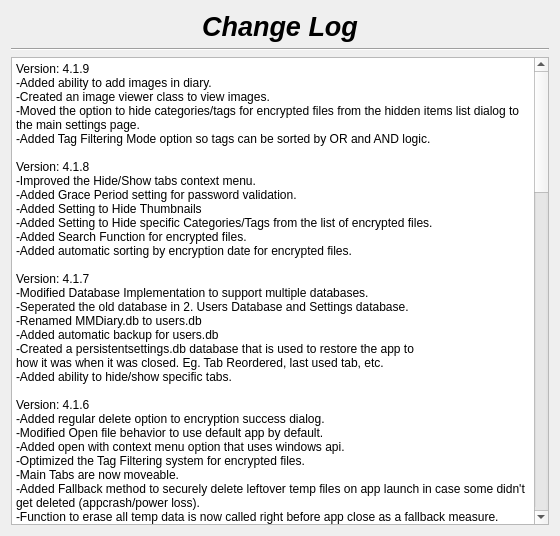
This is changelog.ui in therealMaPMaKeR/MMDiary as Qt 5 draws it before an edit. The edited form follows.
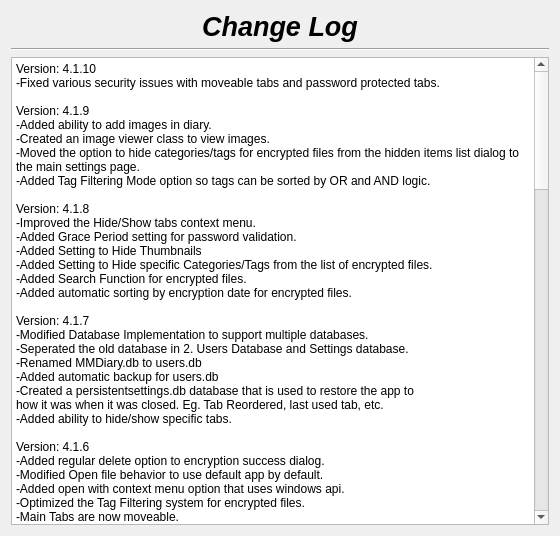
This is the edited form.

Commit message: password protected tabs security fixes

```diff
--- a/changelog.ui
+++ b/changelog.ui
@@ -55,6 +55,8 @@
 li.unchecked::marker { content: &quot;\2610&quot;; }
 li.checked::marker { content: &quot;\2612&quot;; }
 &lt;/style&gt;&lt;/head&gt;&lt;body style=&quot; font-family:'Segoe UI'; font-size:9pt; font-weight:400; font-style:normal;&quot;&gt;
+&lt;p style=&quot; margin-top:0px; margin-bottom:0px; margin-left:0px; margin-right:0px; -qt-block-indent:0; text-indent:0px;&quot;&gt;Version: 4.1.10&lt;br /&gt;-Fixed various security issues with moveable tabs and password protected tabs.&lt;/p&gt;
+&lt;p style=&quot;-qt-paragraph-type:empty; margin-top:0px; margin-bottom:0px; margin-left:0px; margin-right:0px; -qt-block-indent:0; text-indent:0px;&quot;&gt;&lt;br /&gt;&lt;/p&gt;
 &lt;p style=&quot; margin-top:0px; margin-bottom:0px; margin-left:0px; margin-right:0px; -qt-block-indent:0; text-indent:0px;&quot;&gt;Version: 4.1.9&lt;/p&gt;
 &lt;p style=&quot; margin-top:0px; margin-bottom:0px; margin-left:0px; margin-right:0px; -qt-block-indent:0; text-indent:0px;&quot;&gt;-Added ability to add images in diary.&lt;/p&gt;
 &lt;p style=&quot; margin-top:0px; margin-bottom:0px; margin-left:0px; margin-right:0px; -qt-block-indent:0; text-indent:0px;&quot;&gt;-Created an image viewer class to view images.&lt;/p&gt;
```
The commit also changes 6 other files.
